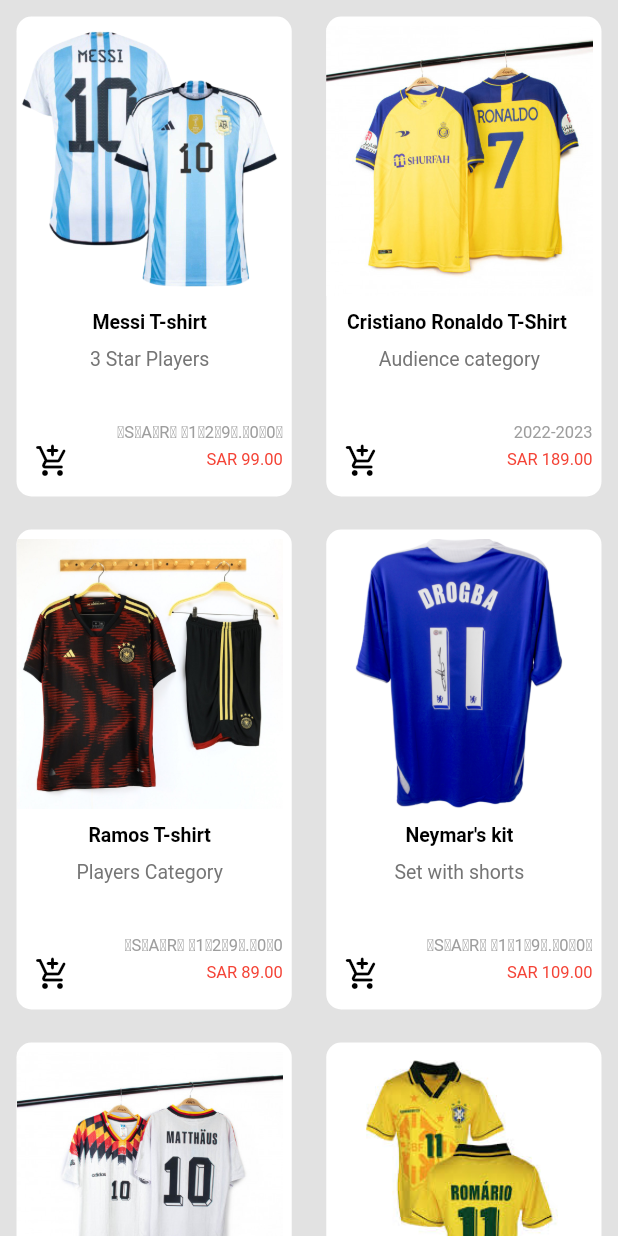
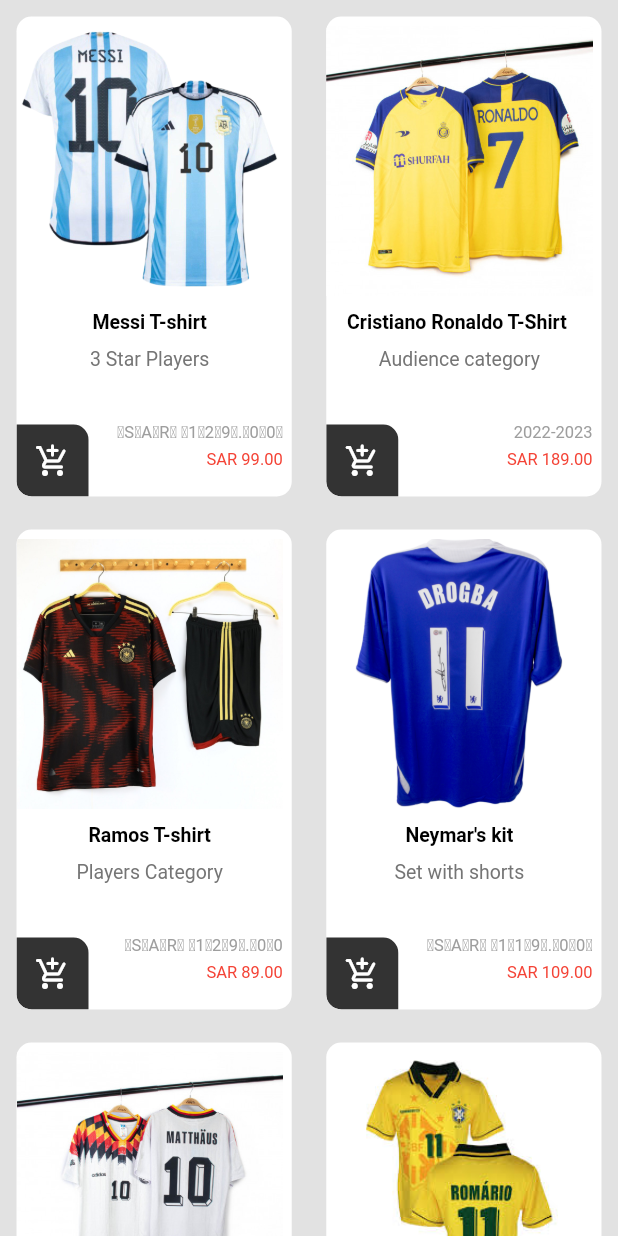
Before and after one commit to ShorooqAbdeen/Koora-Store, a Flutter app: the CardContent screen opened directly, on a phone screen of 412 x 824 dp. Run offline on Flutter 3.47's test engine with Material 2 defaults, Android fonts, the phone set to English and light mode, and no system bars; our stand-ins replace cloud_firestore, firebase_auth, firebase_core, font_awesome_flutter; accounts and stored records are empty.

Commit message:
commit sama15

```diff
--- a/lib/Controllers/FirebaseAuthController.dart
+++ b/lib/Controllers/FirebaseAuthController.dart
@@ -7,8 +7,6 @@
   Future<UserCredential?> createAccount(String email, String password)async{
       try{
         UserCredential userCredential = await _auth.createUserWithEmailAndPassword(email: email, password: password);
-        String id = userCredential.user!.uid;
-        CardContent.id = id;
         return userCredential;
       }on FirebaseAuthException catch(e){
         print("creatAccount:  code"+ e.message!);
@@ -28,8 +26,6 @@
  Future<UserCredential?> signIn(String email, String password)async{
       try{
         UserCredential userCredential = await _auth.signInWithEmailAndPassword(email: email, password: password);
-        String id = userCredential.user!.uid;
-        CardContent.id = id;
         return userCredential;
       }on FirebaseAuthException catch(e){
         print("signIn: code"+ e.code);
@@ -52,4 +48,7 @@
  bool isLoggedIn(){
     return _auth.currentUser != null;
  }
+ String userId (){
+    return _auth.currentUser!.uid;
+ }
 }
--- a/lib/Controllers/FirestoreController.dart
+++ b/lib/Controllers/FirestoreController.dart
@@ -1,5 +1,7 @@
 
 import 'package:cloud_firestore/cloud_firestore.dart';
+import 'package:firebase_auth/firebase_auth.dart';
+import 'package:koora_store/Controllers/FirebaseAuthController.dart';
 import 'package:koora_store/Model/Users.dart';
 
 class FirestoreController{
@@ -10,7 +12,7 @@
   final String userCollection = "Users";
 
   Future SaveUserData(String id,Users users) async {
-  DocumentReference documentReference=await firestore.collection(userCollection).doc(id).collection("users").add({
+  DocumentReference documentReference=await firestore.collection(userCollection).doc(id).collection("Cart").add({
   "id": id,
   "name1": users.name1,
   "name2": users.name2,
--- a/lib/Screens/TabBarScreens/card_content.dart
+++ b/lib/Screens/TabBarScreens/card_content.dart
@@ -2,11 +2,14 @@
 import 'package:flutter/cupertino.dart';
 import 'package:flutter/material.dart';
 import 'package:flutter_staggered_grid_view/flutter_staggered_grid_view.dart';
+import 'package:koora_store/Controllers/FirebaseAuthController.dart';
 import 'package:koora_store/Controllers/FirestoreController.dart';
 import 'package:koora_store/Model/Users.dart';
 import 'package:koora_store/Screens/TabBarScreens/card_model.dart';
 class CardContent extends StatelessWidget {
-  static String? id ;
+
+  String id = FirebaseAuthController().userId();
+
   List<CardModel> data=[
     CardModel("_image", "_descrebtion", "_detailes", "_priceBef", "_priceAft"),
     CardModel("_image2", "_descrebtion2", "_detailes2", "_priceBef2", "_priceAft2"),
@@ -54,11 +57,11 @@
                         ),
                         Positioned(
                             bottom:0,
-                            // child: Container(
-                            //   decoration: BoxDecoration(
-                            //     borderRadius: BorderRadius.only(bottomLeft: Radius.circular(10),topRight: Radius.circular(10)),
-                            //     color: Colors.black.withOpacity(0.8),
-                            //   ),
+                            child: Container(
+                              decoration: BoxDecoration(
+                                borderRadius: BorderRadius.only(bottomLeft: Radius.circular(10),topRight: Radius.circular(10)),
+                                color: Colors.black.withOpacity(0.8),
+                              ),
                               child: IconButton(
                                   onPressed: (){
                                     print("icons pressed ${id}");
@@ -69,9 +72,9 @@
                                     );
                                   },
                                   icon: Icon(Icons.add_shopping_cart_rounded,),
-                                  color: Colors.black,
+                                  color: Colors.white,
                               ),
-                            // ),
+                            ),
                         ),
                       ],
                     ),
--- a/lib/Screens/TabBarScreens/card_lists.dart
+++ b/lib/Screens/TabBarScreens/card_lists.dart
@@ -29,15 +29,15 @@
    ];
 
    static List<CardModel> list3=[
-     CardModel("images/home/SaudiFederationExercisesKit.jpeg","Saudi Federation Exercises Kit","3 Star Players","","SAR 199.00"),
-     CardModel("images/home/Al-IttihadHomeKit.jpeg", "Al-Ittihad home kit 2021-2022", "Audience category", " ̶S̶A̶R̶ ̶1̶2̶9̶.̶0̶0̶","SAR 89.00"),
-     CardModel("images/home/TheSecondAl-IttihadKit.jpeg", "The second Al-Ittihad kit 2021-2022", "Audience category", " ̶S̶A̶R̶ ̶1̶2̶9̶.̶0̶0̶", "SAR 89.00"),
+     CardModel("images/home/SaudiFederationExercisesKit.jpeg","Saudi Federation ","3 Star Players","","SAR 199.00"),
+     CardModel("images/home/Al-IttihadHomeKit.jpeg", "Al-Ittihad home ", "Audience category", " ̶S̶A̶R̶ ̶1̶2̶9̶.̶0̶0̶","SAR 89.00"),
+     CardModel("images/home/TheSecondAl-IttihadKit.jpeg", "The second Al-Ittihad ", "Audience category", " ̶S̶A̶R̶ ̶1̶2̶9̶.̶0̶0̶", "SAR 89.00"),
      CardModel("images/home/CristianoRonaldoT-shirt.png","Cristiano Ronaldo T-Shirt ","Audience category","","SAR 189.00"),
      CardModel("images/home/Drukba T-shirt 2012.png","Drukba T-shirt 2012","Audience category"," ̶S̶A̶R̶ ̶1̶1̶9̶.̶0̶0̶","SAR 109.00"),
-     CardModel("images/home/Al-HilalHomeShirt.jpeg","Al-Hilal home shirt 2022-2023","Audience category","","SAR 169.00"),
-     CardModel("images/home/SaudiTeamKit.jpeg","Saudi national team kit 2022-2023","Set with shorts","","SAR 129.00"),
+     CardModel("images/home/Al-HilalHomeShirt.jpeg","Al-Hilal home shirt ","Audience category","","SAR 169.00"),
+     CardModel("images/home/SaudiTeamKit.jpeg","Saudi national team ","Set with shorts","","SAR 129.00"),
      CardModel("images/home/RonaldoT-shirt.jpeg","Ronaldo T-shirt 2022-2023","Audience category","","SAR 189.00"),
-     CardModel("images/home/Romario T-shirt 1994.png","The second Saudi national team kit 2022-2023","Set with shorts","","SAR 129.00"),
+     CardModel("images/home/Romario T-shirt 1994.png","The second Saudi team","Set with shorts","","SAR 129.00"),
      CardModel("images/home/Pirlo T-shirt 2006.png","Pirlo T-shirt 2006","Audience category"," ̶S̶A̶R̶ ̶1̶1̶9̶.̶0̶0̶","SAR 109.00"),
    ];
 
@@ -45,11 +45,11 @@
      CardModel("images/home/messsi_removepg.png","Messi T-shirt","3 Star Players"," ̶S̶A̶R̶ ̶1̶2̶9̶.̶0̶0̶","SAR 99.00"),
      CardModel("images/home/CristianoRonaldoT-shirt.png","Cristiano Ronaldo T-Shirt","Audience category","2022-2023","SAR 189.00"),
      CardModel("images/home/Drukba T-shirt 2012.png","Drukba T-shirt 2012","Audience category"," ̶S̶A̶R̶ ̶1̶1̶9̶.̶0̶0̶","SAR 109.00"),
-     CardModel("images/home/RonaldoT-shirt.jpeg","Cristiano Ronaldo T-Shirt 2022-2023","Audience category"," 2022-2023","SAR 189.00"),
+     CardModel("images/home/RonaldoT-shirt.jpeg","Cristiano Ronaldo T-Shirt","Audience category"," 2022-2023","SAR 189.00"),
      CardModel("images/home/neymar.jpg","Neymar's kit","Players Category"," ̶S̶A̶R̶ ̶1̶2̶9̶.̶0̶0̶","SAR 99.00"),
      CardModel("images/home/Pirlo T-shirt 2006.png","Pirlo T-shirt 2006","Audience category"," ̶S̶A̶R̶ ̶1̶1̶9̶.̶0̶0̶","SAR 109.00"),
      CardModel("images/home/Mateus T-shirt 1994.png","Mateus T-shirt 1994","Audience category"," ̶S̶A̶R̶ ̶1̶1̶9̶.̶0̶0̶","SAR 109.00"),
-     CardModel("images/home/Al-HilalHomeShirt.jpeg","Al-Hilal home shirt 2022-2023","Audience category","","SAR 169.00"),
+     CardModel("images/home/Al-HilalHomeShirt.jpeg","Al-Hilal home shirt","Audience category","","SAR 169.00"),
      CardModel("images/home/germm.jpg","Totti T-shirt 2001","Audience category"," ̶S̶A̶R̶ ̶1̶1̶9̶.̶0̶0̶","SAR 109.00"),
      CardModel("images/home/Romario T-shirt 1994.png","Romario T-shirt 1994","Audience category"," ̶S̶A̶R̶ ̶1̶19̶.̶0̶0̶","SAR 109.00"),
 ];
@@ -58,11 +58,11 @@
      CardModel("images/home/ArgentineKit.png","Argentine winter training kit","","","SAR 199.00"),
      CardModel("images/home/Al-IttihadKit.png","Al-Ittihad winter training kit","","","SAR 199.00"),
      CardModel("images/home/Barcelona.png","Barcelona winter training kit","","","SAR 199.00"),
-     CardModel("images/home/Real Madrid.png","Real Madrid winter training kit","","","SAR 199.00"),
+     CardModel("images/home/Real Madrid.png","Real Madrid winter","","","SAR 199.00"),
      CardModel("images/home/England.png","England winter training kit","","","SAR 199.00"),
      CardModel("images/home/France.png","France winter training kit","","","SAR 199.00"),
      CardModel("images/home/Spain.png","Spain winter training kit","","","SAR 199.00"),
-     // CardModel("images/home/Portugal.png","Portugal winter training kit","","","SAR 199.00"),
+     CardModel("images/home/Portugal.png","Portugal winter","","","SAR 199.00"),
      CardModel("images/home/Brazil.png","Brazil winter training kit","","","SAR 199.00"),
      CardModel("images/home/Germany.png","Germany winter training kit","","","SAR 199.00"),
    ];
@@ -72,7 +72,7 @@
      CardModel("images/home/messsi_removepg.png","Messi T-shirt","3 Star Players"," ̶S̶A̶R̶ ̶1̶2̶9̶.̶0̶0̶","SAR 99.00"),
      CardModel("images/home/ArgentineKit.png","Argentine winter training kit","","","SAR 199.00"),
      CardModel("images/home/CristianoRonaldoT-shirt.png","Cristiano Ronaldo T-Shirt","Audience category","2022-2023","SAR 189.00"),
-     CardModel("images/home/Real Madrid.png","Real Madrid winter training kit","","","SAR 199.00"),
+     CardModel("images/home/Real Madrid.png","Real Madrid winter","","","SAR 199.00"),
      CardModel("images/home/England.png","England winter training kit","","","SAR 199.00"),
      CardModel("images/home/neymar.jpg","Neymar's kit","Players Category"," ̶S̶A̶R̶ ̶1̶2̶9̶.̶0̶0̶","SAR 99.00"),
      CardModel("images/home/Spain.png","Spain winter training kit","","","SAR 199.00"),
@@ -81,16 +81,16 @@
    ];
 
    static List<CardModel> list7=[
-     CardModel("images/home/Black Argentina hoodie.png","Black Argentina hoodie 2022-2023","","S̶A̶R̶ 1̶3̶9̶.0̶0̶","SAR 99.00"),
-     CardModel("images/home/Blue Pullover.png","Blue Pullover Argentina national team","","S̶A̶R̶ 1̶3̶9̶.0̶0̶","SAR 99.00"),
-     CardModel("images/home/Black Pullover.png","Black Pullover Argentina national team","","S̶A̶R̶ 1̶3̶9̶.0̶0̶","SAR 99.00"),
-     CardModel("images/home/Purple Pullover.png","Purple Pullover Argentina national team","","S̶A̶R̶ 1̶3̶9̶.0̶0̶","SAR 99.00"),
-     CardModel("images/home/White Pullover.png","White Pullover Argentina national team","","S̶A̶R̶ 1̶3̶9̶.0̶0̶","SAR 99.00"),
-     CardModel("images/home/Black Pullover.png","Black Pullover Argentina national team","","S̶A̶R̶ 1̶3̶9̶.0̶0̶","SAR 99.00"),
-     CardModel("images/home/Purple Pullover.png","Purple Pullover Argentina national team","","S̶A̶R̶ 1̶3̶9̶.0̶0̶","SAR 99.00"),
-     CardModel("images/home/White Pullover.png","White Pullover Argentina national team","","S̶A̶R̶ 1̶3̶9̶.0̶0̶","SAR 99.00"),
-     CardModel("images/home/Black Pullover.png","Black Pullover Argentina national team","","S̶A̶R̶ 1̶3̶9̶.0̶0̶","SAR 99.00"),
-     CardModel("images/home/Purple Pullover.png","Purple Pullover Argentina national team","","S̶A̶R̶ 1̶3̶9̶.0̶0̶","SAR 99.00"),
+     CardModel("images/home/Black Argentina hoodie.png","Black Argentina hoodie","","S̶A̶R̶ 1̶3̶9̶.0̶0̶","SAR 99.00"),
+     CardModel("images/home/Blue Pullover.png","Blue Pullover Argentina","","S̶A̶R̶ 1̶3̶9̶.0̶0̶","SAR 99.00"),
+     CardModel("images/home/Black Pullover.png","Black Pullover Argentina","","S̶A̶R̶ 1̶3̶9̶.0̶0̶","SAR 99.00"),
+     CardModel("images/home/Purple Pullover.png","Purple Pullover Argentina","","S̶A̶R̶ 1̶3̶9̶.0̶0̶","SAR 99.00"),
+     CardModel("images/home/White Pullover.png","White Pullover Argentina ","","S̶A̶R̶ 1̶3̶9̶.0̶0̶","SAR 99.00"),
+     CardModel("images/home/Black Pullover.png","Black Pullover Argentina","","S̶A̶R̶ 1̶3̶9̶.0̶0̶","SAR 99.00"),
+     CardModel("images/home/Purple Pullover.png","Purple Pullover Argentina","","S̶A̶R̶ 1̶3̶9̶.0̶0̶","SAR 99.00"),
+     CardModel("images/home/White Pullover.png","White Pullover Argentina","","S̶A̶R̶ 1̶3̶9̶.0̶0̶","SAR 99.00"),
+     CardModel("images/home/Black Pullover.png","Black Pullover Argentina ","","S̶A̶R̶ 1̶3̶9̶.0̶0̶","SAR 99.00"),
+     CardModel("images/home/Purple Pullover.png","Purple Pullover Argentina","","S̶A̶R̶ 1̶3̶9̶.0̶0̶","SAR 99.00"),
    ];
 
    static List<CardModel> list8=[
```
